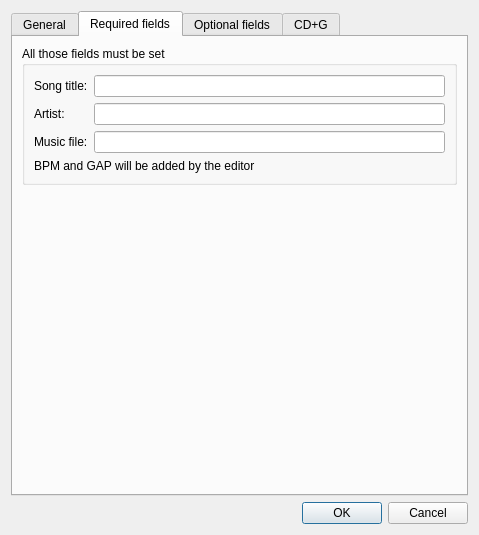
Before: the Qt Designer form src/dialog_projectsettings.ui in gyunaev/karlyriceditor, drawn with Qt 5.
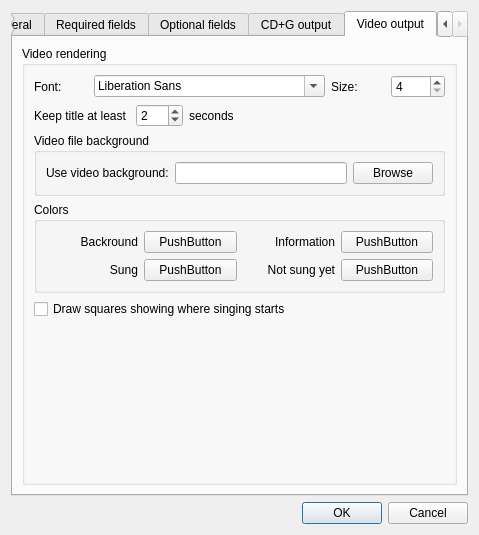
After: the same form once the commit is applied. The open tabs and pages were chosen to show the change. Custom widgets are drawn as their Qt base class.

Commit message: - Added background events

```diff
--- a/src/dialog_projectsettings.ui
+++ b/src/dialog_projectsettings.ui
@@ -322,7 +322,7 @@
      </widget>
      <widget class="QWidget" name="tabCDG">
       <attribute name="title">
-       <string>CD+G</string>
+       <string>CD+G output</string>
       </attribute>
       <layout class="QVBoxLayout" name="verticalLayout_7">
        <item>
@@ -527,6 +527,239 @@
        </item>
       </layout>
      </widget>
+     <widget class="QWidget" name="tab">
+      <attribute name="title">
+       <string>Video output</string>
+      </attribute>
+      <layout class="QVBoxLayout" name="verticalLayout_9">
+       <item>
+        <widget class="QGroupBox" name="groupCDG_2">
+         <property name="title">
+          <string>Video rendering</string>
+         </property>
+         <layout class="QVBoxLayout" name="verticalLayout_8">
+          <item>
+           <layout class="QHBoxLayout" name="horizontalLayout_4">
+            <item>
+             <widget class="QLabel" name="label_24">
+              <property name="text">
+               <string>Font:</string>
+              </property>
+             </widget>
+            </item>
+            <item>
+             <widget class="QFontComboBox" name="fontVideo">
+              <property name="whatsThis">
+               <string>Font family for preview window</string>
+              </property>
+             </widget>
+            </item>
+            <item>
+             <widget class="QLabel" name="label_25">
+              <property name="text">
+               <string>Size:</string>
+              </property>
+             </widget>
+            </item>
+            <item>
+             <widget class="QSpinBox" name="fontVideoSize">
+              <property name="whatsThis">
+               <string>Font size for preview window. Larger values are suggested (24 and up)</string>
+              </property>
+              <property name="minimum">
+               <number>4</number>
+              </property>
+              <property name="maximum">
+               <number>120</number>
+              </property>
+              <property name="singleStep">
+               <number>2</number>
+              </property>
+             </widget>
+            </item>
+           </layout>
+          </item>
+          <item>
+           <layout class="QHBoxLayout" name="horizontalLayout_5">
+            <item>
+             <widget class="QLabel" name="label_26">
+              <property name="text">
+               <string>Keep title at least </string>
+              </property>
+             </widget>
+            </item>
+            <item>
+             <widget class="QSpinBox" name="titleVideoMin">
+              <property name="maximum">
+               <number>120</number>
+              </property>
+              <property name="value">
+               <number>2</number>
+              </property>
+             </widget>
+            </item>
+            <item>
+             <widget class="QLabel" name="label_27">
+              <property name="text">
+               <string>seconds</string>
+              </property>
+             </widget>
+            </item>
+            <item>
+             <spacer name="horizontalSpacer_2">
+              <property name="orientation">
+               <enum>Qt::Horizontal</enum>
+              </property>
+              <property name="sizeHint" stdset="0">
+               <size>
+                <width>40</width>
+                <height>20</height>
+               </size>
+              </property>
+             </spacer>
+            </item>
+           </layout>
+          </item>
+          <item>
+           <widget class="QGroupBox" name="groupBox_4">
+            <property name="title">
+             <string>Video file background</string>
+            </property>
+            <layout class="QHBoxLayout" name="horizontalLayout_6">
+             <item>
+              <widget class="QLabel" name="label_32">
+               <property name="text">
+                <string>Use video background:</string>
+               </property>
+              </widget>
+             </item>
+             <item>
+              <widget class="QLineEdit" name="leVideoBackground"/>
+             </item>
+             <item>
+              <widget class="QPushButton" name="btnBrowseVideo">
+               <property name="text">
+                <string>Browse</string>
+               </property>
+              </widget>
+             </item>
+            </layout>
+           </widget>
+          </item>
+          <item>
+           <widget class="QGroupBox" name="groupBox_7">
+            <property name="title">
+             <string>Colors</string>
+            </property>
+            <layout class="QGridLayout" name="gridLayout_5">
+             <item row="0" column="0">
+              <widget class="QLabel" name="label_28">
+               <property name="text">
+                <string>Backround</string>
+               </property>
+               <property name="alignment">
+                <set>Qt::AlignRight|Qt::AlignTrailing|Qt::AlignVCenter</set>
+               </property>
+              </widget>
+             </item>
+             <item row="0" column="1">
+              <widget class="ColorButton" name="btnVideoColorBg">
+               <property name="whatsThis">
+                <string>Preview window background color.</string>
+               </property>
+               <property name="text">
+                <string>PushButton</string>
+               </property>
+              </widget>
+             </item>
+             <item row="0" column="2">
+              <widget class="QLabel" name="label_29">
+               <property name="text">
+                <string>Information</string>
+               </property>
+               <property name="alignment">
+                <set>Qt::AlignRight|Qt::AlignTrailing|Qt::AlignVCenter</set>
+               </property>
+              </widget>
+             </item>
+             <item row="0" column="3">
+              <widget class="ColorButton" name="btnVideoColorInfo">
+               <property name="whatsThis">
+                <string>Preview window text color for the text which has been sung.</string>
+               </property>
+               <property name="text">
+                <string>PushButton</string>
+               </property>
+              </widget>
+             </item>
+             <item row="1" column="0">
+              <widget class="QLabel" name="label_30">
+               <property name="text">
+                <string>Sung</string>
+               </property>
+               <property name="alignment">
+                <set>Qt::AlignRight|Qt::AlignTrailing|Qt::AlignVCenter</set>
+               </property>
+              </widget>
+             </item>
+             <item row="1" column="1">
+              <widget class="ColorButton" name="btnVideoColorInactive">
+               <property name="whatsThis">
+                <string>Preview window text color for the text which is not being sung yet..</string>
+               </property>
+               <property name="text">
+                <string>PushButton</string>
+               </property>
+              </widget>
+             </item>
+             <item row="1" column="2">
+              <widget class="QLabel" name="label_31">
+               <property name="text">
+                <string>Not sung yet</string>
+               </property>
+               <property name="alignment">
+                <set>Qt::AlignRight|Qt::AlignTrailing|Qt::AlignVCenter</set>
+               </property>
+              </widget>
+             </item>
+             <item row="1" column="3">
+              <widget class="ColorButton" name="btnVideoColorActive">
+               <property name="whatsThis">
+                <string>Preview window text color for the text which has been sung.</string>
+               </property>
+               <property name="text">
+                <string>PushButton</string>
+               </property>
+              </widget>
+             </item>
+            </layout>
+           </widget>
+          </item>
+          <item>
+           <widget class="QCheckBox" name="cbVideoPreamble">
+            <property name="text">
+             <string>Draw squares showing where singing starts</string>
+            </property>
+           </widget>
+          </item>
+          <item>
+           <spacer name="verticalSpacer_4">
+            <property name="orientation">
+             <enum>Qt::Vertical</enum>
+            </property>
+            <property name="sizeHint" stdset="0">
+             <size>
+              <width>20</width>
+              <height>40</height>
+             </size>
+            </property>
+           </spacer>
+          </item>
+         </layout>
+        </widget>
+       </item>
+      </layout>
+     </widget>
     </widget>
    </item>
    <item>
```
Left out of the diff: 2 changed lines with no effect on the pictures. The commit also changes 27 other files.
